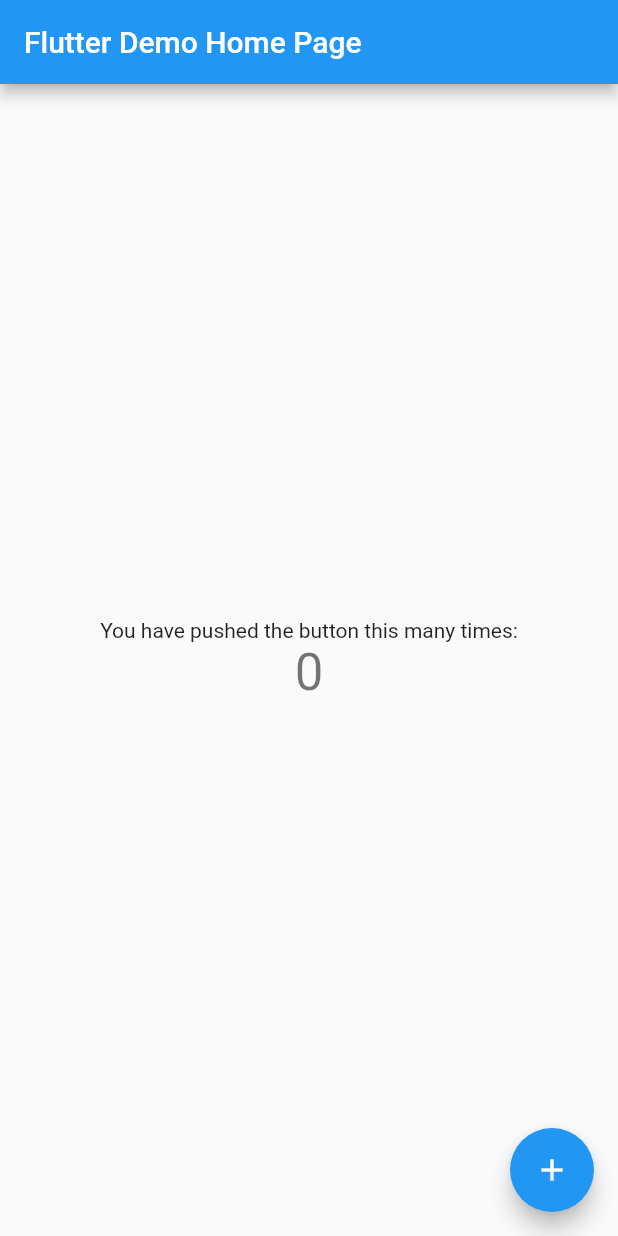
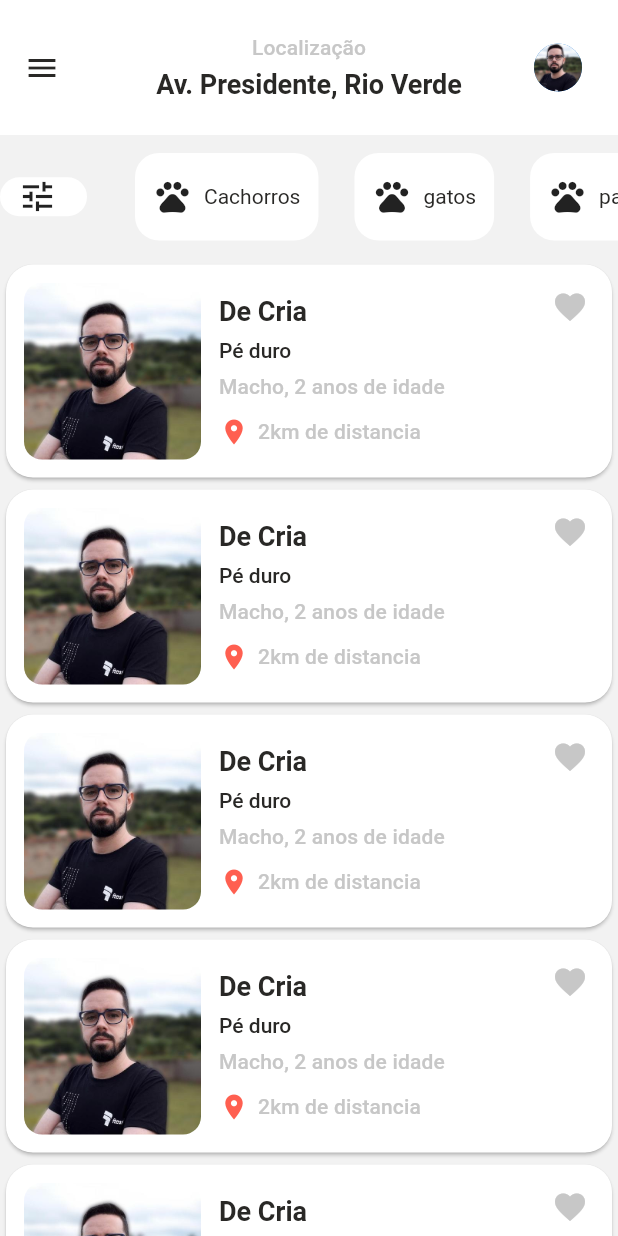
Before and after one commit to FelCarv01/desafio_flutter, a Flutter app: the screen it shows after launch, on a phone screen of 412 x 824 dp. Run offline on Flutter 3.47's test engine with Material 2 defaults, Android fonts, the phone set to English and light mode, and no system bars.

Commit message:
modificado tema e componentes

```diff
--- a/lib/main.dart
+++ b/lib/main.dart
@@ -1,115 +1,6 @@
+import 'package:desafio_flutter/src/app_widget.dart';
 import 'package:flutter/material.dart';
 
 void main() {
-  runApp(const MyApp());
+  runApp(const AppWidget());
 }
-
-class MyApp extends StatelessWidget {
-  const MyApp({super.key});
-
-  // This widget is the root of your application.
-  @override
-  Widget build(BuildContext context) {
-    return MaterialApp(
-      title: 'Flutter Demo',
-      theme: ThemeData(
-        // This is the theme of your application.
-        //
-        // Try running your application with "flutter run". You'll see the
-        // application has a blue toolbar. Then, without quitting the app, try
-        // changing the primarySwatch below to Colors.green and then invoke
-        // "hot reload" (press "r" in the console where you ran "flutter run",
-        // or simply save your changes to "hot reload" in a Flutter IDE).
-        // Notice that the counter didn't reset back to zero; the application
-        // is not restarted.
-        primarySwatch: Colors.blue,
-      ),
-      home: const MyHomePage(title: 'Flutter Demo Home Page'),
-    );
-  }
-}
-
-class MyHomePage extends StatefulWidget {
-  const MyHomePage({super.key, required this.title});
-
-  // This widget is the home page of your application. It is stateful, meaning
-  // that it has a State object (defined below) that contains fields that affect
-  // how it looks.
-
-  // This class is the configuration for the state. It holds the values (in this
-  // case the title) provided by the parent (in this case the App widget) and
-  // used by the build method of the State. Fields in a Widget subclass are
-  // always marked "final".
-
-  final String title;
-
-  @override
-  State<MyHomePage> createState() => _MyHomePageState();
-}
-
-class _MyHomePageState extends State<MyHomePage> {
-  int _counter = 0;
-
-  void _incrementCounter() {
-    setState(() {
-      // This call to setState tells the Flutter framework that something has
-      // changed in this State, which causes it to rerun the build method below
-      // so that the display can reflect the updated values. If we changed
-      // _counter without calling setState(), then the build method would not be
-      // called again, and so nothing would appear to happen.
-      _counter++;
-    });
-  }
-
-  @override
-  Widget build(BuildContext context) {
-    // This method is rerun every time setState is called, for instance as done
-    // by the _incrementCounter method above.
-    //
-    // The Flutter framework has been optimized to make rerunning build methods
-    // fast, so that you can just rebuild anything that needs updating rather
-    // than having to individually change instances of widgets.
-    return Scaffold(
-      appBar: AppBar(
-        // Here we take the value from the MyHomePage object that was created by
-        // the App.build method, and use it to set our appbar title.
-        title: Text(widget.title),
-      ),
-      body: Center(
-        // Center is a layout widget. It takes a single child and positions it
-        // in the middle of the parent.
-        child: Column(
-          // Column is also a layout widget. It takes a list of children and
-          // arranges them vertically. By default, it sizes itself to fit its
-          // children horizontally, and tries to be as tall as its parent.
-          //
-          // Invoke "debug painting" (press "p" in the console, choose the
-          // "Toggle Debug Paint" action from the Flutter Inspector in Android
-          // Studio, or the "Toggle Debug Paint" command in Visual Studio Code)
-          // to see the wireframe for each widget.
-          //
-          // Column has various properties to control how it sizes itself and
-          // how it positions its children. Here we use mainAxisAlignment to
-          // center the children vertically; the main axis here is the vertical
-          // axis because Columns are vertical (the cross axis would be
-          // horizontal).
-          mainAxisAlignment: MainAxisAlignment.center,
-          children: <Widget>[
-            const Text(
-              'You have pushed the button this many times:',
-            ),
-            Text(
-              '$_counter',
-              style: Theme.of(context).textTheme.headline4,
-            ),
-          ],
-        ),
-      ),
-      floatingActionButton: FloatingActionButton(
-        onPressed: _incrementCounter,
-        tooltip: 'Increment',
-        child: const Icon(Icons.add),
-      ), // This trailing comma makes auto-formatting nicer for build methods.
-    );
-  }
-}
--- /dev/null
+++ b/lib/src/app_widget.dart
@@ -0,0 +1,16 @@
+import 'package:flutter/material.dart';
+
+import '../theme/pet_theme.dart';
+import 'pages/home.dart';
+
+class AppWidget extends StatelessWidget {
+  const AppWidget({super.key});
+
+  @override
+  Widget build(BuildContext context) {
+    return MaterialApp(
+      theme: petTheme(),
+      home: const Home(),
+    );
+  }
+}
--- /dev/null
+++ b/lib/src/pages/components/home/pet_card_list.dart
@@ -0,0 +1,22 @@
+import 'package:desafio_flutter/src/widgets/pet_card.dart';
+import 'package:flutter/material.dart';
+
+class PetCardList extends StatelessWidget {
+  const PetCardList({super.key});
+
+  @override
+  Widget build(BuildContext context) {
+    return SizedBox(
+      height: MediaQuery.of(context).size.height * .8,
+      child: ListView.builder(
+        itemBuilder: (context, index) => const PetCard(
+          petMainImage: 'assets/images/62801306.jpeg',
+          petBreed: 'Pé duro',
+          petDescriber: 'Macho, 2 anos de idade',
+          petDistance: '2km de distancia',
+          petName: 'De Cria',
+        ),
+      ),
+    );
+  }
+}
--- /dev/null
+++ b/lib/src/pages/components/home/pet_category_list.dart
@@ -0,0 +1,31 @@
+import 'package:desafio_flutter/src/widgets/pet_button.dart';
+import 'package:flutter/material.dart';
+
+class PetCategoryList extends StatelessWidget {
+  PetCategoryList({super.key});
+  final categories = <String>[
+    'Cachorros',
+    'gatos',
+    'passaros',
+  ];
+
+  @override
+  Widget build(BuildContext context) {
+    return SizedBox(
+      height: MediaQuery.of(context).size.height * .1,
+      child: ListView.builder(
+        itemCount: categories.length,
+        padding: const EdgeInsets.symmetric(horizontal: 20),
+        physics: const BouncingScrollPhysics(),
+        scrollDirection: Axis.horizontal,
+        itemBuilder: (context, index) => Padding(
+          padding: const EdgeInsets.all(12),
+          child: PetButton(
+            iconData: Icons.pets,
+            animal: categories[index],
+          ),
+        ),
+      ),
+    );
+  }
+}
--- /dev/null
+++ b/lib/src/pages/home.dart
@@ -0,0 +1,63 @@
+import 'package:desafio_flutter/src/pages/components/home/pet_card_list.dart';
+import 'package:desafio_flutter/src/pages/components/home/pet_category_list.dart';
+import 'package:desafio_flutter/src/widgets/pet_button.dart';
+import 'package:flutter/material.dart';
+
+class Home extends StatelessWidget {
+  const Home({super.key});
+
+  @override
+  Widget build(BuildContext context) {
+    final theme = Theme.of(context);
+    return Scaffold(
+      drawer: const Drawer(),
+      appBar: AppBar(
+        toolbarHeight: 90,
+        elevation: 0,
+        title: Column(
+          children: [
+            Text(
+              'Localização',
+              style: theme.textTheme.subtitle2,
+            ),
+            const SizedBox(height: 6),
+            Text(
+              'Av. Presidente, Rio Verde',
+              style: Theme.of(context).textTheme.headline6,
+            ),
+          ],
+        ),
+        actions: [
+          Padding(
+            padding: const EdgeInsets.only(right: 16),
+            child: IconButton(
+              onPressed: () {},
+              icon: const CircleAvatar(
+                backgroundImage: AssetImage('assets/images/62801306.jpeg'),
+              ),
+            ),
+          )
+        ],
+      ),
+      body: Container(
+        decoration: const BoxDecoration(
+          borderRadius: BorderRadius.only(
+            topLeft: Radius.circular(12),
+            topRight: Radius.circular(12),
+          ),
+        ),
+        child: Column(
+          children: [
+            Row(
+              children: [
+                const PetButton(iconData: Icons.tune),
+                Expanded(child: PetCategoryList())
+              ],
+            ),
+            const Expanded(child: PetCardList())
+          ],
+        ),
+      ),
+    );
+  }
+}
--- /dev/null
+++ b/lib/src/widgets/pet_button.dart
@@ -0,0 +1,41 @@
+import 'package:desafio_flutter/theme/pet_colors.dart';
+import 'package:flutter/material.dart';
+
+class PetButton extends StatelessWidget {
+  final String? animal;
+  final IconData iconData;
+  const PetButton({
+    super.key,
+    this.animal,
+    required this.iconData,
+  });
+
+  @override
+  Widget build(BuildContext context) {
+    // final theme = Theme.of(context); Usar quando incluir o selected no ontap.
+    return Container(
+      padding: const EdgeInsets.symmetric(horizontal: 12),
+      decoration: const BoxDecoration(
+        color: PetColors.petPrimary,
+        borderRadius: BorderRadius.all(Radius.circular(16)),
+      ),
+      child: InkWell(
+        onTap: () {},
+        child: Row(
+          children: [
+            Padding(
+              padding: const EdgeInsets.only(right: 8),
+              child: Icon(
+                iconData,
+                size: 26,
+              ),
+            ),
+            Text(
+              animal ?? '',
+            ),
+          ],
+        ),
+      ),
+    );
+  }
+}
--- /dev/null
+++ b/lib/src/widgets/pet_card.dart
@@ -0,0 +1,102 @@
+import 'package:desafio_flutter/theme/pet_colors.dart';
+import 'package:flutter/material.dart';
+
+class PetCard extends StatelessWidget {
+  final String petDescriber;
+  final String petDistance;
+  final String? petMainImage;
+  final String petBreed;
+  final String petName;
+
+  const PetCard({
+    super.key,
+    this.petMainImage,
+    required this.petDescriber,
+    required this.petDistance,
+    required this.petBreed,
+    required this.petName,
+  });
+
+  @override
+  Widget build(BuildContext context) {
+    final theme = Theme.of(context);
+    return Card(
+      shape: RoundedRectangleBorder(
+        borderRadius: BorderRadius.circular(18),
+      ),
+      child: Stack(
+        children: [
+          GestureDetector(
+            onTap: () {
+              // TODO(navigate): navegar para tela de detalhe
+            },
+            child: Row(
+              children: [
+                Padding(
+                  padding: const EdgeInsets.all(12),
+                  child: ClipRRect(
+                    borderRadius: BorderRadius.circular(12),
+                    child: Image.asset(
+                      petMainImage ?? 'assets/images/62801306.jpeg',
+                      width: 118,
+                    ),
+                  ),
+                ),
+                Column(
+                  crossAxisAlignment: CrossAxisAlignment.start,
+                  children: [
+                    Text(
+                      petName,
+                      style: theme.textTheme.headline6,
+                    ),
+                    const SizedBox(
+                      height: 8,
+                    ),
+                    Text(
+                      petBreed,
+                      style: theme.textTheme.subtitle1,
+                    ),
+                    const SizedBox(
+                      height: 8,
+                    ),
+                    Text(
+                      petDescriber,
+                      style: theme.textTheme.subtitle2,
+                    ),
+                    const SizedBox(
+                      height: 12,
+                    ),
+                    Row(
+                      children: [
+                        const Padding(
+                          padding: EdgeInsets.only(right: 6),
+                          child: Icon(
+                            Icons.location_on,
+                            size: 20,
+                            color: PetColors.petSymbols,
+                          ),
+                        ),
+                        Text(
+                          petDistance,
+                          style: theme.textTheme.subtitle2,
+                        ),
+                      ],
+                    ),
+                  ],
+                ),
+              ],
+            ),
+          ),
+          const Positioned(
+            right: 16,
+            top: 16,
+            child: Icon(
+              Icons.favorite,
+              color: PetColors.petTextGray,
+            ),
+          ),
+        ],
+      ),
+    );
+  }
+}
--- a/lib/theme/pet_theme.dart
+++ b/lib/theme/pet_theme.dart
@@ -1,27 +1,50 @@
-import 'package:desafio_flutter/theme/pet_colors.dart';
 import 'package:flutter/material.dart';
+
+import 'pet_colors.dart';
 
 ThemeData petTheme() {
   TextTheme _textTheme(TextTheme base) {
     return base.copyWith(
-      headline5: base.headline5?.copyWith(
+      headline4: base.headline4!.copyWith(
         color: PetColors.petTextBlack,
         fontFamily: 'Roboto',
+        fontSize: 26,
         fontWeight: FontWeight.bold,
       ),
-      bodyText2: base.bodyText2?.copyWith(
+      headline5: base.headline5!.copyWith(
         color: PetColors.petTextBlack,
         fontFamily: 'Roboto',
+        fontSize: 22,
+        fontWeight: FontWeight.bold,
+      ),
+      headline6: base.headline6!.copyWith(
+        color: PetColors.petTextBlack,
+        fontFamily: 'Roboto',
+        fontSize: 18,
+        fontWeight: FontWeight.bold,
+      ),
+      bodyText2: base.bodyText2!.copyWith(
+        color: PetColors.petTextBlack,
+        fontFamily: 'Roboto',
+        fontSize: 14,
         fontWeight: FontWeight.normal,
       ),
-      subtitle2: base.subtitle2?.copyWith(
+      subtitle1: base.subtitle1!.copyWith(
+        color: PetColors.petTextBlack,
+        fontFamily: 'Roboto',
+        fontSize: 14,
+        fontWeight: FontWeight.w500,
+      ),
+      subtitle2: base.subtitle2!.copyWith(
         color: PetColors.petTextGray,
         fontFamily: 'Roboto',
+        fontSize: 14,
         fontWeight: FontWeight.w500,
       ),
-      caption: base.caption?.copyWith(
+      caption: base.caption!.copyWith(
         color: PetColors.petTextGray,
         fontFamily: 'Roboto',
+        fontSize: 16,
         fontWeight: FontWeight.bold,
       ),
     );
@@ -32,10 +55,10 @@ ThemeData petTheme() {
   return base.copyWith(
     primaryColor: PetColors.petPrimary,
     scaffoldBackgroundColor: PetColors.petBacgroundHome,
-    backgroundColor: PetColors.petPrimary,
     appBarTheme: const AppBarTheme(
       centerTitle: true,
       backgroundColor: PetColors.petPrimary,
+      foregroundColor: PetColors.petTextBlack,
     ),
     textTheme: _textTheme(base.textTheme),
   );
--- a/pubspec.yaml
+++ b/pubspec.yaml
@@ -61,7 +61,7 @@ flutter:
 
   # To add assets to your application, add an assets section, like this:
   assets:
-    - assets/images/profile.jpeg
+    - assets/images/
 
   # An image asset can refer to one or more resolution-specific "variants", see
   # https://flutter.dev/assets-and-images/#resolution-aware
```
Also changed, not shown: assets/images/62801306.jpeg (added).
